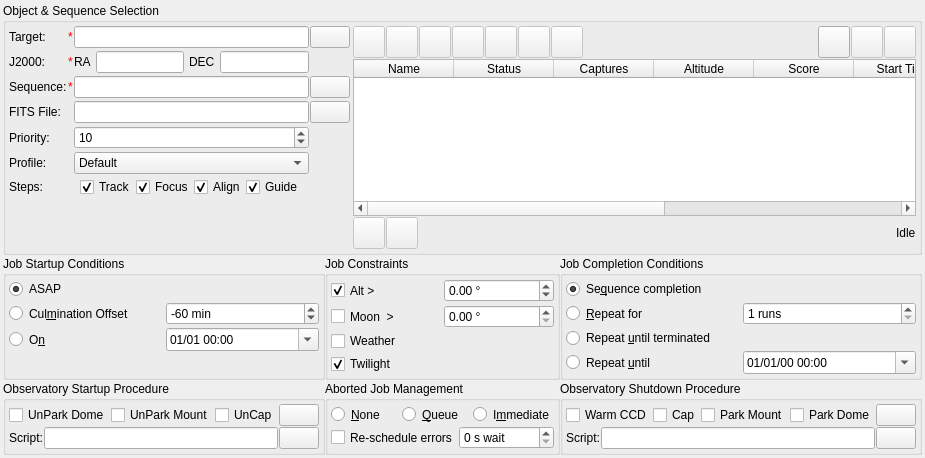
Before: the Qt Designer form kstars/ekos/scheduler/scheduler.ui in KDE/kstars, drawn with Qt 5.
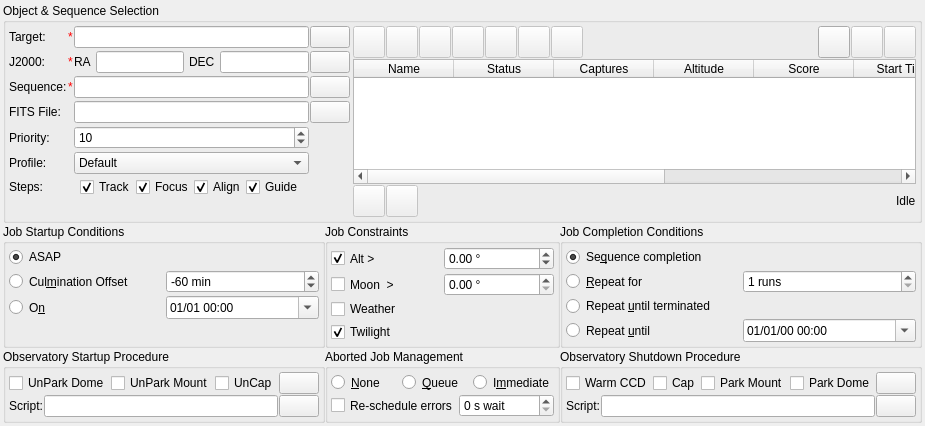
After: the same form once the commit is applied. Icons and pictures are not drawn. Custom widgets are drawn as their Qt base class.

Commit message: Add a button to scheduler to snap the sky map center coordinate

What changed in the file:
```diff
--- a/kstars/ekos/scheduler/scheduler.ui
+++ b/kstars/ekos/scheduler/scheduler.ui
@@ -6,8 +6,8 @@
    <rect>
     <x>0</x>
     <y>0</y>
-    <width>882</width>
-    <height>458</height>
+    <width>802</width>
+    <height>426</height>
    </rect>
   </property>
   <layout class="QVBoxLayout" name="verticalLayout_8" stretch="4,1">
@@ -577,6 +577,19 @@
             </property>
            </widget>
           </item>
+          <item row="1" column="3">
+           <widget class="QPushButton" name="copySkyCenterB">
+            <property name="toolTip">
+             <string>Fill coordinates with Sky Map center</string>
+            </property>
+            <property name="text">
+             <string/>
+            </property>
+            <property name="icon">
+             <iconset theme="snap-orthogonal"/>
+            </property>
+           </widget>
+          </item>
          </layout>
         </item>
         <item>
```
Left out of the diff: 66 changed lines with no effect on the pictures. The commit also changes 2 other files.
